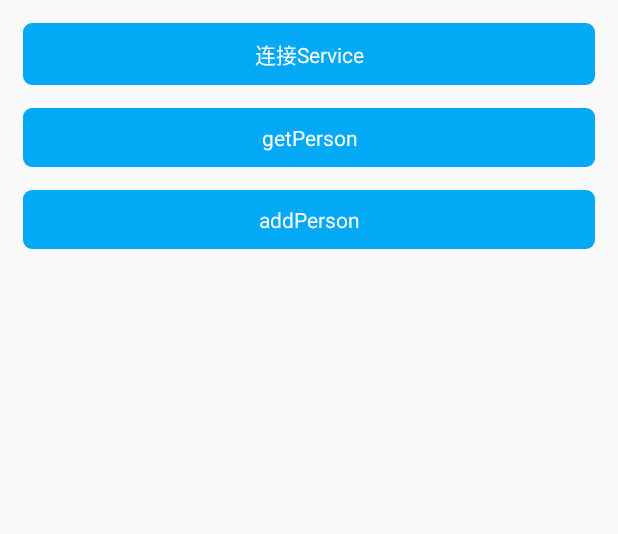
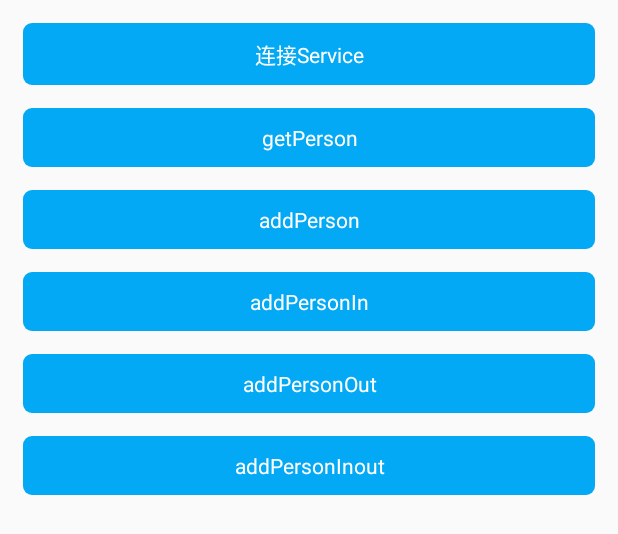
Before and after one commit to xfhy/AllInOne, an Android app: the layout activity_aidl.xml on its own in the app's theme, with its tools: preview values and no code run, on a phone screen of 412 x 824 dp. Shown: the top 534 px of the screen. Run offline under Robolectric (Android 15) with nearby library versions, the phone set to English and light mode, and no system bars.

Commit message:
验证 aidl 的in,out,inout

```diff
--- a/app/src/main/res/layout/activity_aidl.xml
+++ b/app/src/main/res/layout/activity_aidl.xml
@@ -11,17 +11,32 @@
         <Button
             android:id="@+id/btnConnect"
             style="@style/HorizontalBtnStyle"
-            android:text="连接Service"/>
+            android:text="连接Service" />
 
         <Button
             android:id="@+id/btnGetPerson"
             style="@style/HorizontalBtnStyle"
-            android:text="getPerson"/>
+            android:text="getPerson" />
 
         <Button
             android:id="@+id/btnAddPerson"
             style="@style/HorizontalBtnStyle"
-            android:text="addPerson"/>
+            android:text="addPerson" />
+
+        <Button
+            android:id="@+id/btnAddPersonIn"
+            style="@style/HorizontalBtnStyle"
+            android:text="addPersonIn" />
+
+        <Button
+            android:id="@+id/btnAddPersonOut"
+            style="@style/HorizontalBtnStyle"
+            android:text="addPersonOut" />
+
+        <Button
+            android:id="@+id/btnAddPersonInout"
+            style="@style/HorizontalBtnStyle"
+            android:text="addPersonInout" />
 
     </LinearLayout>
 
```
Also changed, not shown: Library/src/main/java/com/xfhy/library/ext/CommonExt.kt (+5 -3 lines), app/src/main/java/com/xfhy/allinone/ipc/aidl/AidlActivity.kt (+48 -0 lines), app/src/main/java/com/xfhy/allinone/ipc/aidl/Person.kt (+9 -6 lines), app/src/main/java/com/xfhy/allinone/ipc/aidl/RemoteService.kt (+20 -0 lines), app/src/main/aidl/com/xfhy/allinone/ipc/aidl/IPersonManager.aidl.
